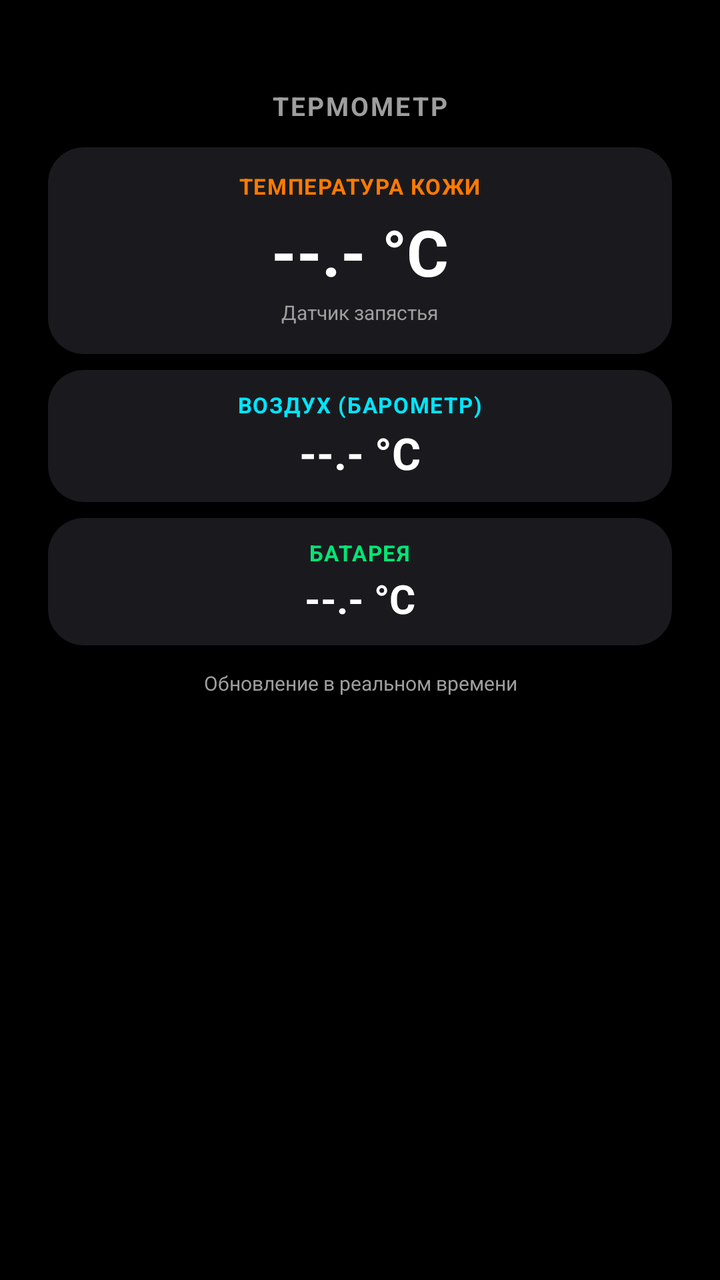
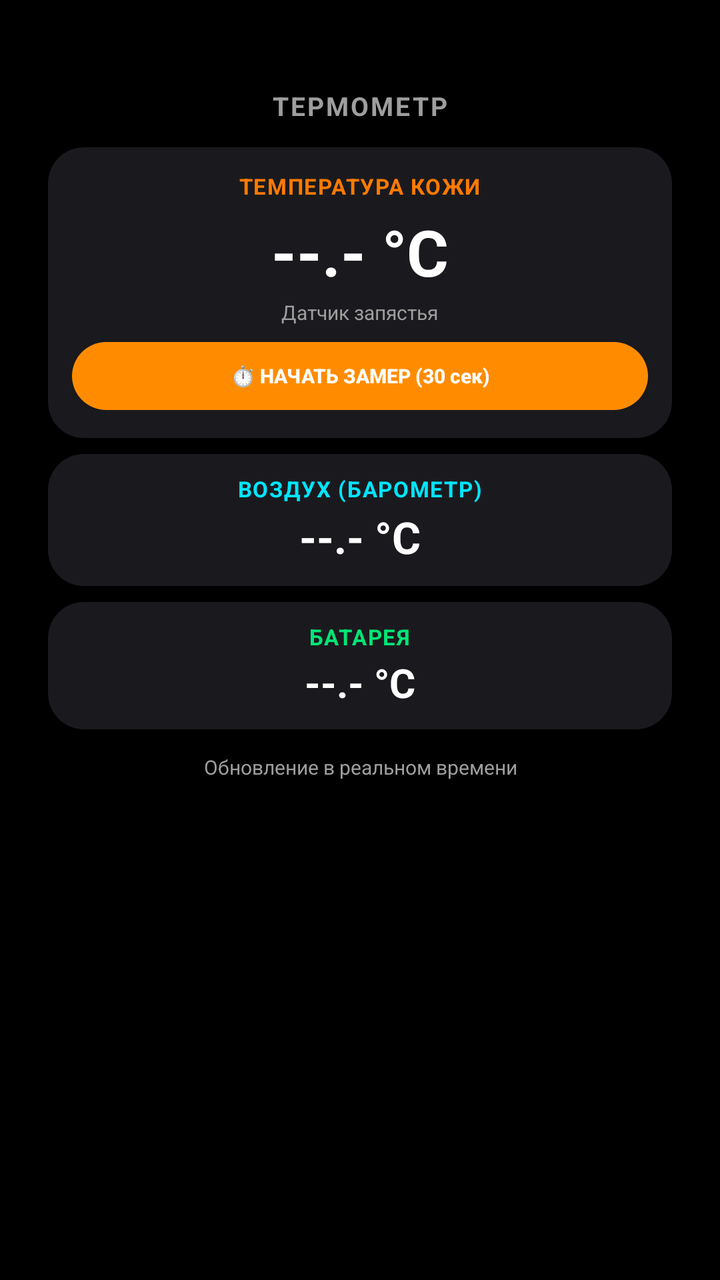

An Android layout rendered at two revisions. The XML below is the earlier revision; the diff shows what the commit changed to produce the second picture.
<!-- AndroidManifest.xml: application theme android:Theme.DeviceDefault.NoActionBar -->
<!-- res/layout/activity_main.xml -->
<?xml version="1.0" encoding="utf-8"?>
<ScrollView xmlns:android="http://schemas.android.com/apk/res/android"
    android:layout_width="match_parent"
    android:layout_height="match_parent"
    android:background="@color/bg_black"
    android:fillViewport="true">

    <LinearLayout
        android:layout_width="match_parent"
        android:layout_height="wrap_content"
        android:orientation="vertical"
        android:gravity="center_horizontal"
        android:paddingTop="44dp"
        android:paddingBottom="48dp"
        android:paddingLeft="24dp"
        android:paddingRight="24dp">

        
        <TextView
            android:layout_width="wrap_content"
            android:layout_height="wrap_content"
            android:text="ТЕРМОМЕТР"
            android:textColor="@color/text_title"
            android:textSize="13sp"
            android:textStyle="bold"
            android:letterSpacing="0.08"
            android:layout_marginBottom="12dp" />

        
        <LinearLayout
            android:layout_width="match_parent"
            android:layout_height="wrap_content"
            android:orientation="vertical"
            android:gravity="center"
            android:background="@drawable/bg_card"
            android:paddingTop="12dp"
            android:paddingBottom="14dp"
            android:paddingLeft="12dp"
            android:paddingRight="12dp"
            android:layout_marginBottom="8dp">

            <TextView
                android:layout_width="wrap_content"
                android:layout_height="wrap_content"
                android:text="ТЕМПЕРАТУРА КОЖИ"
                android:textColor="@color/orange_temp"
                android:textSize="11sp"
                android:textStyle="bold"
                android:letterSpacing="0.05"
                android:layout_marginBottom="4dp" />

            <TextView
                android:id="@+id/tvSkinTemp"
                android:layout_width="wrap_content"
                android:layout_height="wrap_content"
                android:text="--.- °C"
                android:textColor="@color/text_white"
                android:textSize="32sp"
                android:textStyle="bold" />

            <TextView
                android:id="@+id/tvSkinStatus"
                android:layout_width="wrap_content"
                android:layout_height="wrap_content"
                android:text="Датчик запястья"
                android:textColor="@color/text_title"
                android:textSize="10sp"
                android:layout_marginTop="2dp" />
        </LinearLayout>

        
        <LinearLayout
            android:layout_width="match_parent"
            android:layout_height="wrap_content"
            android:orientation="vertical"
            android:gravity="center"
            android:background="@drawable/bg_card"
            android:paddingTop="10dp"
            android:paddingBottom="10dp"
            android:paddingLeft="12dp"
            android:paddingRight="12dp"
            android:layout_marginBottom="8dp">

            <TextView
                android:layout_width="wrap_content"
                android:layout_height="wrap_content"
                android:text="ВОЗДУХ (БАРОМЕТР)"
                android:textColor="@color/cyan_temp"
                android:textSize="11sp"
                android:textStyle="bold"
                android:letterSpacing="0.05"
                android:layout_marginBottom="2dp" />

            <TextView
                android:id="@+id/tvAmbientTemp"
                android:layout_width="wrap_content"
                android:layout_height="wrap_content"
                android:text="--.- °C"
                android:textColor="@color/text_white"
                android:textSize="22sp"
                android:textStyle="bold" />
        </LinearLayout>

        
        <LinearLayout
            android:layout_width="match_parent"
            android:layout_height="wrap_content"
            android:orientation="vertical"
            android:gravity="center"
            android:background="@drawable/bg_card"
            android:paddingTop="10dp"
            android:paddingBottom="10dp"
            android:paddingLeft="12dp"
            android:paddingRight="12dp"
            android:layout_marginBottom="12dp">

            <TextView
                android:layout_width="wrap_content"
                android:layout_height="wrap_content"
                android:text="БАТАРЕЯ"
                android:textColor="@color/green_temp"
                android:textSize="11sp"
                android:textStyle="bold"
                android:letterSpacing="0.05"
                android:layout_marginBottom="2dp" />

            <TextView
                android:id="@+id/tvBatteryTemp"
                android:layout_width="wrap_content"
                android:layout_height="wrap_content"
                android:text="--.- °C"
                android:textColor="@color/text_white"
                android:textSize="20sp"
                android:textStyle="bold" />
        </LinearLayout>

        
        <TextView
            android:id="@+id/tvSensorList"
            android:layout_width="wrap_content"
            android:layout_height="wrap_content"
            android:text="Обновление в реальном времени"
            android:textColor="@color/text_title"
            android:textSize="10sp"
            android:gravity="center" />

    </LinearLayout>
</ScrollView>
<!-- resources referenced by this layout -->
<resources>
  <color name="bg_black">#000000</color>
  <color name="cyan_temp">#00E5FF</color>
  <color name="green_temp">#00E676</color>
  <color name="orange_temp">#FF7A00</color>
  <color name="text_title">#9E9E9E</color>
  <color name="text_white">#FFFFFF</color>
  <!-- drawable bg_card (drawable) -->
  <?xml version="1.0" encoding="utf-8"?>
  <shape xmlns:android="http://schemas.android.com/apk/res/android"
      android:shape="rectangle">
      <solid android:color="@color/card_bg" />
      <corners android:radius="18dp" />
  </shape>
  <color name="card_bg">#1A1A1E</color>
</resources>

<!-- the commit's change to res/layout/activity_main.xml (unified diff, before → after) -->
@@ -65,7 +65,128 @@
                 android:text="Датчик запястья"
                 android:textColor="@color/text_title"
                 android:textSize="10sp"
-                android:layout_marginTop="2dp" />
+                android:layout_marginTop="2dp"
+                android:layout_marginBottom="8dp" />
+
+            
+            <Button
+                android:id="@+id/btnStartMeasure"
+                android:layout_width="match_parent"
+                android:layout_height="34dp"
+                android:background="@drawable/btn_measure_bg"
+                android:text="⏱️ НАЧАТЬ ЗАМЕР (30 сек)"
+                android:textColor="#FFFFFF"
+                android:textSize="10sp"
+                android:textStyle="bold"
+                android:textAllCaps="false" />
+
+            
+            <LinearLayout
+                android:id="@+id/layoutMeasuring"
+                android:layout_width="match_parent"
+                android:layout_height="wrap_content"
+                android:orientation="vertical"
+                android:gravity="center"
+                android:visibility="gone">
+
+                <TextView
+                    android:id="@+id/tvMeasureCountdown"
+                    android:layout_width="wrap_content"
+                    android:layout_height="wrap_content"
+                    android:text="30 сек"
+                    android:textColor="@color/accent_orange"
+                    android:textSize="17sp"
+                    android:textStyle="bold"
+                    android:layout_marginBottom="4dp" />
+
+                <ProgressBar
+                    android:id="@+id/pbMeasure"
+                    style="?android:attr/progressBarStyleHorizontal"
+                    android:layout_width="match_parent"
+                    android:layout_height="6dp"
+                    android:progressDrawable="@drawable/progress_measure_drawable"
+                    android:max="30"
+                    android:progress="30"
+                    android:layout_marginBottom="4dp" />
+
+                <TextView
+                    android:id="@+id/tvMeasureTip"
+                    android:layout_width="wrap_content"
+                    android:layout_height="wrap_content"
+                    android:text="Прижмите часы плотно к руке..."
+                    android:textColor="@color/text_title"
+                    android:textSize="9sp"
+                    android:layout_marginBottom="8dp" />
+
+                <Button
+                    android:id="@+id/btnCancelMeasure"
+                    android:layout_width="wrap_content"
+                    android:layout_height="28dp"
+                    android:background="@drawable/btn_secondary_bg"
+                    android:text="Отмена"
+                    android:textColor="@color/text_title"
+                    android:textSize="10sp"
+                    android:paddingLeft="16dp"
+                    android:paddingRight="16dp"
+                    android:textAllCaps="false" />
+            </LinearLayout>
+
+            
+            <LinearLayout
+                android:id="@+id/layoutMeasureResult"
+                android:layout_width="match_parent"
+                android:layout_height="wrap_content"
+                android:orientation="vertical"
+                android:gravity="center"
+                android:visibility="gone">
+
+                <TextView
+                    android:layout_width="wrap_content"
+                    android:layout_height="wrap_content"
+                    android:text="РЕЗУЛЬТАТ ЗАМЕРА"
+                    android:textColor="@color/green_temp"
+                    android:textSize="10sp"
+                    android:textStyle="bold"
+                    android:letterSpacing="0.05"
+                    android:layout_marginBottom="2dp" />
+
+                <TextView
+                    android:id="@+id/tvFixedResult"
+                    android:layout_width="wrap_content"
+                    android:layout_height="wrap_content"
+                    android:text="36.6 °C"
+                    android:textColor="@color/green_temp"
+                    android:textSize="26sp"
+                    android:textStyle="bold" />
+
+                <TextView
+                    android:id="@+id/tvResultBadge"
+                    android:layout_width="wrap_content"
+                    android:layout_height="wrap_content"
+                    android:background="@drawable/badge_bg"
+                    android:text="✓ В норме"
+                    android:textColor="@color/green_temp"
+                    android:textSize="10sp"
+                    android:textStyle="bold"
+                    android:paddingTop="3dp"
+                    android:paddingBottom="3dp"
+                    android:paddingLeft="8dp"
+                    android:paddingRight="8dp"
+                    android:layout_marginTop="4dp"
+                    android:layout_marginBottom="8dp" />
+
+                <Button
+                    android:id="@+id/btnRepeatMeasure"
+                    android:layout_width="wrap_content"
+                    android:layout_height="28dp"
+                    android:background="@drawable/btn_secondary_bg"
+                    android:text="Повторить замер"
+                    android:textColor="#FFFFFF"
+                    android:textSize="10sp"
+                    android:paddingLeft="16dp"
+                    android:paddingRight="16dp"
+                    android:textAllCaps="false" />
+            </LinearLayout>
         </LinearLayout>
 
         
<!-- resource entries referenced after the edit -->
@@ -1,11 +1,20 @@
 <!-- resources referenced by this layout -->
 <resources>
+  <color name="accent_orange">#FF8C00</color>
   <color name="bg_black">#000000</color>
   <color name="cyan_temp">#00E5FF</color>
   <color name="green_temp">#00E676</color>
   <color name="orange_temp">#FF7A00</color>
   <color name="text_title">#9E9E9E</color>
   <color name="text_white">#FFFFFF</color>
+  <!-- drawable badge_bg (drawable) -->
+  <?xml version="1.0" encoding="utf-8"?>
+  <shape xmlns:android="http://schemas.android.com/apk/res/android"
+      android:shape="rectangle">
+      <corners android:radius="10dp" />
+      <solid android:color="#2200E676" />
+      <stroke android:width="1dp" android:color="#00E676" />
+  </shape>
   <!-- drawable bg_card (drawable) -->
   <?xml version="1.0" encoding="utf-8"?>
   <shape xmlns:android="http://schemas.android.com/apk/res/android"
@@ -13,6 +22,57 @@
       <solid android:color="@color/card_bg" />
       <corners android:radius="18dp" />
   </shape>
+  <!-- drawable btn_measure_bg (drawable) -->
+  <?xml version="1.0" encoding="utf-8"?>
+  <selector xmlns:android="http://schemas.android.com/apk/res/android">
+      <item android:state_pressed="true">
+          <shape android:shape="rectangle">
+              <corners android:radius="18dp" />
+              <solid android:color="@color/accent_orange_pressed" />
+          </shape>
+      </item>
+      <item>
+          <shape android:shape="rectangle">
+              <corners android:radius="18dp" />
+              <solid android:color="@color/accent_orange" />
+          </shape>
+      </item>
+  </selector>
+  <!-- drawable btn_secondary_bg (drawable) -->
+  <?xml version="1.0" encoding="utf-8"?>
+  <selector xmlns:android="http://schemas.android.com/apk/res/android">
+      <item android:state_pressed="true">
+          <shape android:shape="rectangle">
+              <corners android:radius="16dp" />
+              <solid android:color="#3C3C3E" />
+          </shape>
+      </item>
+      <item>
+          <shape android:shape="rectangle">
+              <corners android:radius="16dp" />
+              <solid android:color="#2C2C2E" />
+          </shape>
+      </item>
+  </selector>
+  <!-- drawable progress_measure_drawable (drawable) -->
+  <?xml version="1.0" encoding="utf-8"?>
+  <layer-list xmlns:android="http://schemas.android.com/apk/res/android">
+      <item android:id="@android:id/background">
+          <shape>
+              <corners android:radius="4dp" />
+              <solid android:color="#33FFFFFF" />
+          </shape>
+      </item>
+      <item android:id="@android:id/progress">
+          <clip>
+              <shape>
+                  <corners android:radius="4dp" />
+                  <solid android:color="@color/accent_orange" />
+              </shape>
+          </clip>
+      </item>
+  </layer-list>
   <color name="card_bg">#1A1A1E</color>
+  <color name="accent_orange_pressed">#CC7000</color>
 </resources>
 
